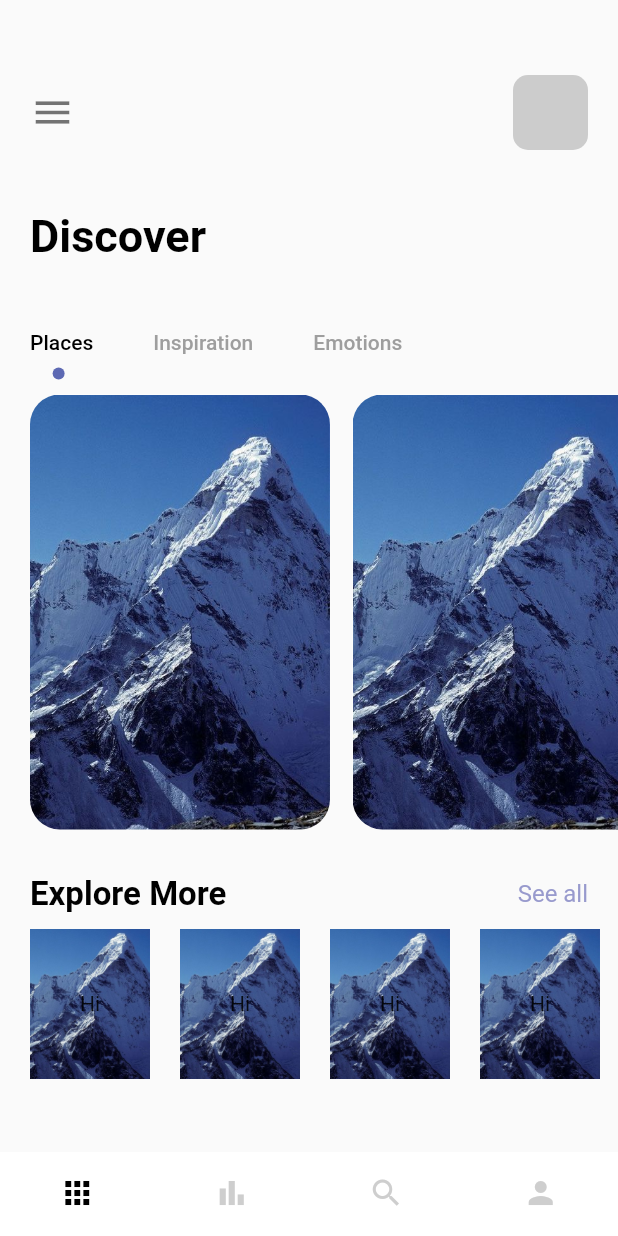
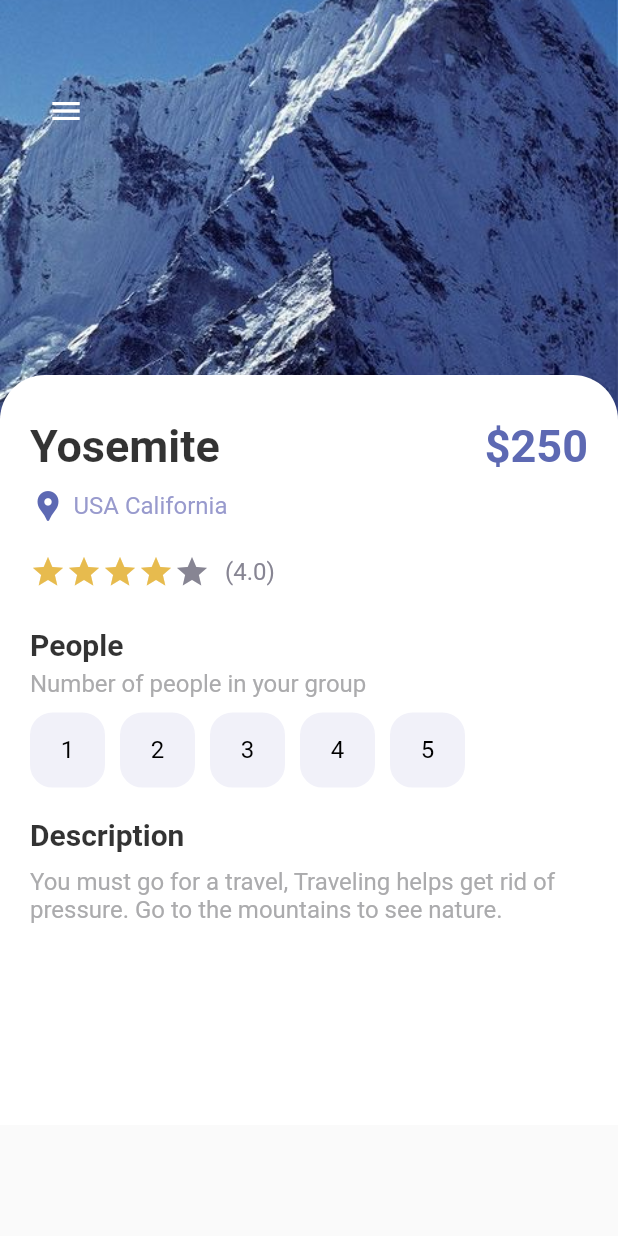
Before and after one commit to khethelogp/travel_app, a Flutter app: the screen it shows after launch, on a phone screen of 412 x 824 dp. Run offline on Flutter 3.47's test engine with Material 2 defaults, Android fonts, the phone set to English and light mode, and no system bars.

Commit message:
detail screen

```diff
--- a/lib/main.dart
+++ b/lib/main.dart
@@ -1,5 +1,6 @@
 import 'package:flutter/material.dart';
 import 'package:travel_app/screens/_screens.dart';
+import 'package:travel_app/screens/detail_screen.dart';
 
 void main() {
   runApp(const MyApp());
@@ -17,7 +18,7 @@ class MyApp extends StatelessWidget {
         theme: ThemeData(
           primarySwatch: Colors.blue,
         ),
-      home: MainScreen()
+        home: DetailScreen()
         // home: const WelcomeScreen()
         );
   }
--- /dev/null
+++ b/lib/screens/detail_screen.dart
@@ -0,0 +1,189 @@
+import 'package:flutter/material.dart';
+import 'package:travel_app/misc/colors.dart';
+import 'package:travel_app/widgets/app_buttons.dart';
+import 'package:travel_app/widgets/app_large_text.dart';
+import 'package:travel_app/widgets/app_text.dart';
+
+class DetailScreen extends StatefulWidget {
+  DetailScreen({Key? key}) : super(key: key);
+
+  @override
+  State<DetailScreen> createState() => _DetailScreenState();
+}
+
+class _DetailScreenState extends State<DetailScreen> {
+  int rating = 4;
+  int selectedIndex = -1;
+
+  @override
+  Widget build(BuildContext context) {
+    return Scaffold(
+      body: Container(
+        width: double.maxFinite,
+        height: double.maxFinite,
+        child: Stack(children: [
+          Positioned(
+              left: 0,
+              right: 0,
+              child: Container(
+                width: double.maxFinite,
+                height: 300,
+                decoration: BoxDecoration(
+                    image: DecorationImage(
+                        image: AssetImage("assets/img/mountain.jpeg"),
+                        fit: BoxFit.cover)),
+              )),
+          Positioned(
+            left: 20,
+            top: 50,
+            child: Container(
+              color: Colors.red,
+              width: double.maxFinite,
+              child: Row(
+                mainAxisAlignment: MainAxisAlignment.spaceBetween,
+                children: [
+                  IconButton(
+                    onPressed: () {},
+                    icon: const Icon(Icons.menu),
+                    color: Colors.white,
+                  ),
+                  IconButton(
+                    onPressed: () {},
+                    icon: const Icon(Icons.more_vert),
+                    color: Colors.white,
+                  )
+                ],
+              ),
+            ),
+          ),
+          Positioned(
+              top: 250,
+              child: Container(
+                padding: const EdgeInsets.only(left: 20, right: 20, top: 30),
+                width: MediaQuery.of(context).size.width,
+                height: 500,
+                decoration: const BoxDecoration(
+                    color: Colors.white,
+                    borderRadius: BorderRadius.only(
+                        topLeft: Radius.circular(30),
+                        topRight: Radius.circular(30))),
+                child: Column(
+                    crossAxisAlignment: CrossAxisAlignment.start,
+                    children: [
+                      Row(
+                        mainAxisAlignment: MainAxisAlignment.spaceBetween,
+                        children: [
+                          AppLargeText(
+                            text: 'Yosemite',
+                            color: Colors.black.withOpacity(0.8),
+                          ),
+                          AppLargeText(
+                            text: '\$250',
+                            color: AppColors.mainColor,
+                          ),
+                        ],
+                      ),
+                      const SizedBox(
+                        height: 10,
+                      ),
+                      Row(
+                        children: [
+                          Icon(
+                            Icons.location_pin,
+                            color: AppColors.mainColor,
+                          ),
+                          const SizedBox(
+                            width: 5,
+                          ),
+                          AppText(
+                            text: 'USA California',
+                            color: AppColors.textColor1,
+                          )
+                        ],
+                      ),
+                      const SizedBox(
+                        height: 20,
+                      ),
+                      Row(
+                        children: [
+                          Wrap(
+                              children: List.generate(5, (index) {
+                            return Icon(Icons.star,
+                                color: index < rating
+                                    ? AppColors.starColor
+                                    : AppColors.textColor2);
+                          })),
+                          SizedBox(
+                            width: 10,
+                          ),
+                          AppText(
+                            text: '(4.0)',
+                            color: AppColors.textColor2,
+                          ),
+                        ],
+                      ),
+                      const SizedBox(
+                        height: 25,
+                      ),
+                      AppLargeText(
+                        text: 'People',
+                        color: Colors.black.withOpacity(0.8),
+                        size: 20,
+                      ),
+                      const SizedBox(
+                        height: 5,
+                      ),
+                      AppText(
+                        text: 'Number of people in your group',
+                        color: AppColors.mainTextColor,
+                      ),
+                      const SizedBox(
+                        height: 10,
+                      ),
+                      Wrap(
+                        children: List.generate(5, (index) {
+                          return InkWell(
+                            onTap: () {
+                              setState(() {
+                                selectedIndex = index;
+                              });
+                            },
+                            child: Container(
+                              margin: const EdgeInsets.only(right: 10),
+                              child: AppButtons(
+                                  size: 50,
+                                  color: selectedIndex == index
+                                      ? Colors.white
+                                      : Colors.black,
+                                  backgroudColor: selectedIndex == index
+                                      ? Colors.black
+                                      : AppColors.buttonBackground,
+                                  borderColor: selectedIndex == index
+                                      ? Colors.black
+                                      : AppColors.buttonBackground,
+                                  text: (index + 1).toString()),
+                            ),
+                          );
+                        }),
+                      ),
+                      const SizedBox(height: 20),
+                      AppLargeText(
+                        text: 'Description',
+                        color: Colors.black.withOpacity(0.8),
+                        size: 20,
+                      ),
+                      const SizedBox(
+                        height: 10,
+                      ),
+                      AppText(
+                        text:
+                            'You must go for a travel, Traveling helps get rid of pressure. Go to the mountains to see nature.',
+                        color: AppColors.mainTextColor,
+                      )
+                    ]),
+              )),
+        ]),
+      ),
+    );
+  }
+}
--- a/lib/screens/navscreens/home_screen.dart
+++ b/lib/screens/home_screen.dart
@@ -11,6 +11,13 @@ class HomeScreen extends StatefulWidget {
 }
 
 class _HomeScreenState extends State<HomeScreen> with TickerProviderStateMixin {
+  var images = {
+    "balloning.png": "Balloning",
+    "hiking.png": "Hiking",
+    "kayaking.png": "Kayaking",
+    "snorkling.png": "Snorkling",
+  };
+
   @override
   Widget build(BuildContext context) {
     TabController _tabController = TabController(length: 3, vsync: this);
@@ -43,14 +50,14 @@ class _HomeScreenState extends State<HomeScreen> with TickerProviderStateMixin {
               ),
             ),
             const SizedBox(
-              height: 40,
+              height: 30,
             ),
             // discover text
             Container(
                 margin: const EdgeInsets.only(left: 20),
                 child: AppLargeText(text: 'Discover')),
             const SizedBox(
-              height: 30,
+              height: 20,
             ),
             // tabar
             Container(
@@ -129,26 +136,40 @@ class _HomeScreenState extends State<HomeScreen> with TickerProviderStateMixin {
             ),
             Container(
               margin: const EdgeInsets.only(left: 20),
-              height: 100,
+              height: 120,
               width: double.maxFinite,
               child: ListView.builder(
                   itemCount: 4,
                   scrollDirection: Axis.horizontal,
                   itemBuilder: (_, index) {
                     return Container(
-                      margin: const EdgeInsets.only(right: 20),
-                      height: 60,
-                      width: 80,
-                      decoration: const BoxDecoration(
-                        color: Colors.amber,
-                        image: DecorationImage(
-                          image:
-                          AssetImage("assets/img/mountain.jpeg"),
-                              fit: BoxFit.cover
-                        )
-
+                      margin: const EdgeInsets.only(right: 30),
+                      child: Column(
+                        children: [
+                          Container(
+                            // margin: const EdgeInsets.only(right: 40),
+                            height: 80,
+                            width: 80,
+                            decoration: BoxDecoration(
+                              color: Colors.white,
+                              borderRadius: BorderRadius.circular(10),
+                              image: DecorationImage(
+                                image: AssetImage("assets/img/" +
+                                    images.keys.elementAt(index)),
+                                fit: BoxFit.cover,
+                              ),
+                            ),
+                          ),
+                          const SizedBox(
+                            height: 10,
+                          ),
+                          Container(
+                            child: AppText(
+                                text: images.values.elementAt(index),
+                                color: AppColors.textColor2),
+                          ),
+                        ],
                       ),
-                      child: Center(child: Text('Hi'),),
                     );
                   }),
             ),
--- /dev/null
+++ b/lib/widgets/app_buttons.dart
@@ -0,0 +1,48 @@
+import 'package:flutter/material.dart';
+import 'package:travel_app/misc/colors.dart';
+import 'package:travel_app/widgets/app_text.dart';
+
+class AppButtons extends StatelessWidget {
+  final Color color;
+  String? text;
+  IconData? icon;
+  final Color backgroudColor;
+  double size;
+  final Color borderColor;
+  bool? isIcon;
+
+  AppButtons({
+    Key? key,
+    this.isIcon = false,
+    this.text = "hi",
+    this.icon,
+    required this.size,
+    required this.color,
+    required this.backgroudColor,
+    required this.borderColor,
+  }) : super(key: key);
+
+  @override
+  Widget build(BuildContext context) {
+    return Container(
+      width: size,
+      height: size,
+      decoration: BoxDecoration(
+          border: Border.all(color: borderColor, width: 1.0),
+          borderRadius: BorderRadius.circular(15),
+          color: backgroudColor),
+      child: isIcon == false
+          ? Center(
+              child: AppText(
+              text: text!,
+              color: color,
+            ))
+          : Center(
+              child: Icon(
+                icon,
+                color: color,
+              ),
+            ),
+    );
+  }
+}
```
Also changed, not shown: lib/screens/navscreens/main_screen.dart (+6 -15 lines). Lines whose indentation alone changed are shown as unchanged.
